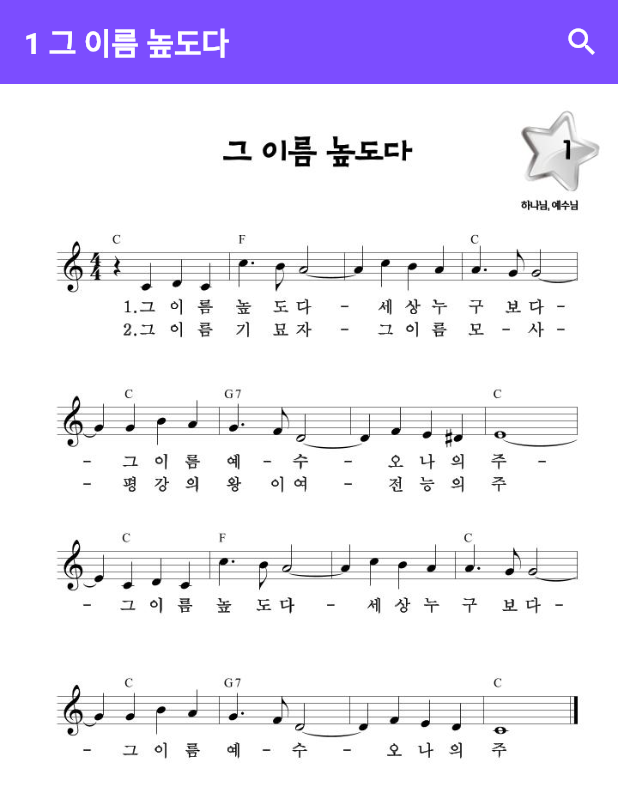
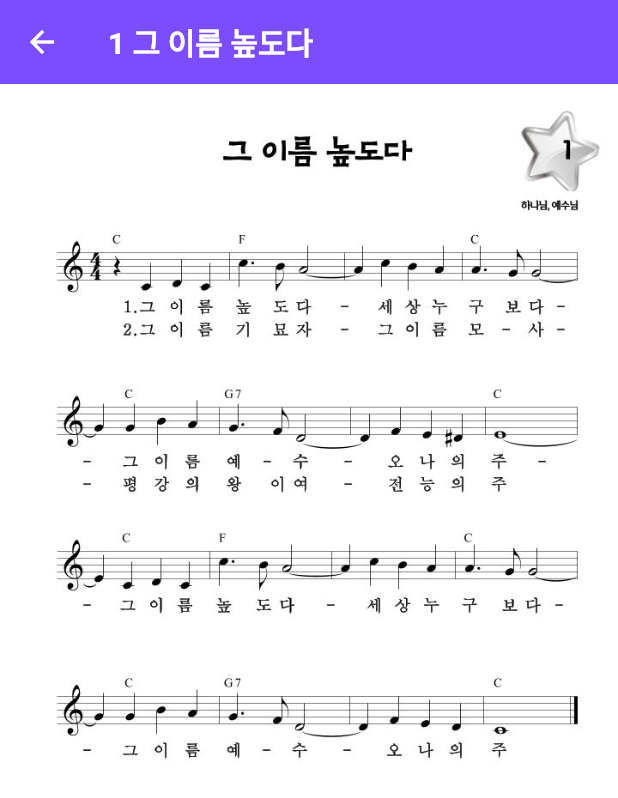
Before and after one commit to WTFace/kid-hymn, a Flutter app: the screen it shows after launch, after a tap on an icon or button, on a phone screen of 412 x 824 dp. Shown: the top 798 px of the screen. Run offline on Flutter 3.47's test engine with Material 3 defaults, Android fonts, the phone set to English and light mode, and no system bars.

Commit message:
song image navigation

```diff
--- a/lib/main.dart
+++ b/lib/main.dart
@@ -1,5 +1,5 @@
 import 'package:flutter/material.dart';
-import 'hymn_app_screen.dart';
+import 'song_list.dart';
 
 void main() {
   runApp(const MyApp());
@@ -8,7 +8,6 @@ void main() {
 class MyApp extends StatelessWidget {
   const MyApp({super.key});
 
-  // This widget is the root of your app.
   @override
   Widget build(BuildContext context) {
     return MaterialApp(
@@ -24,10 +23,9 @@ class MyApp extends StatelessWidget {
             fontWeight: FontWeight.w600,
           ),
         ),
-        // scaffoldBackgroundColor: Colors.grey, //  DEFAULT SCAFFOLD BACKGROUND
       ),
 
-      home: const HymnAppScreen(),
+      home: const SongList(),
       debugShowCheckedModeBanner: false,
     );
   }
--- /dev/null
+++ b/lib/song_image.dart
@@ -0,0 +1,27 @@
+import 'package:flutter/material.dart';
+
+class SongImage extends StatelessWidget {
+  final int pageNumber;
+  final String title;
+
+  const SongImage({super.key, required this.pageNumber, required this.title});
+
+  @override
+  Widget build(BuildContext context) {
+    final currentImagePath = 'assets/hymns/$pageNumber.jpg';
+    return Scaffold(
+      appBar: AppBar(title: Text(title)),
+      body: SingleChildScrollView(
+          child: InteractiveViewer(
+            // minScale: 0.5,
+            maxScale: 3.0,
+            child: Image.asset(
+              currentImagePath,
+              fit: BoxFit.fitWidth,
+            ),
+          )
+
+      )
+    );
+  }
+}
--- a/lib/hymn_app_screen.dart
+++ b/lib/song_list.dart
@@ -1,4 +1,5 @@
 import 'package:flutter/material.dart';
+import 'package:hymn/song_image.dart';
 
 class Song {
   final int id;
@@ -7,16 +8,14 @@ class Song {
   Song({required this.id, required this.title});
 }
 
-class HymnAppScreen extends StatefulWidget {
-  const HymnAppScreen({super.key});
+class SongList extends StatefulWidget {
+  const SongList({super.key});
 
   @override
-  State<HymnAppScreen> createState() => _HymnAppScreenState();
+  State<SongList> createState() => _HymnAppScreenState();
 }
 
-class _HymnAppScreenState extends State<HymnAppScreen> {
-  int _currentPageNumber = 1;
-
+class _HymnAppScreenState extends State<SongList> {
   final List<Song> _allSongs = [
     Song(id: 1, title: '그 이름 높도다'),
     Song(id: 2, title: '나 주님 알기 전'),
@@ -307,13 +306,11 @@ class _HymnAppScreenState extends State<HymnAppScreen> {
   ];
   List<Song> _filteredSongs = [];
   final TextEditingController _searchController = TextEditingController();
-  bool _isShowingSongList = true;
 
   @override
   void initState() {
     super.initState();
     _filteredSongs = _allSongs;
-    _currentPageNumber = _allSongs.isNotEmpty ? _allSongs.first.id : 1;
     _searchController.addListener(_filterSongs);
   }
 
@@ -333,13 +330,15 @@ class _HymnAppScreenState extends State<HymnAppScreen> {
   }
 
   void _handleSongSelection(Song song) {
-    if (mounted) {
-      setState(() {
-        _currentPageNumber = song.id;
-        _isShowingSongList = false; // Switch to image view
-      });
-    }
-    FocusScope.of(context).unfocus(); // Dismiss keyboard
+    Navigator.push(
+      context,
+      MaterialPageRoute(
+        builder: (context) => SongImage(
+          pageNumber: song.id,
+          title: '${song.id} ${song.title}',
+        ),
+      ),
+    );
   }
 
   @override
@@ -347,14 +346,6 @@ class _HymnAppScreenState extends State<HymnAppScreen> {
     _searchController.removeListener(_filterSongs);
     _searchController.dispose();
     super.dispose();
-  }
-
-  String _getCurrentSongTitle() {
-    final currentSong = _allSongs.firstWhere(
-            (song) => song.id == _currentPageNumber,
-        orElse: () => Song(title: 'Page $_currentPageNumber', id: _currentPageNumber) // Fallback
-    );
-    return '${currentSong.id} ${currentSong.title}';
   }
 
   Widget _buildSearchField() {
@@ -390,23 +381,6 @@ class _HymnAppScreenState extends State<HymnAppScreen> {
     return [];
   }
 
-  List<Widget> _buildImageViewActions() {
-    return [
-      IconButton(
-        icon: Icon(Icons.search),
-        onPressed: () {
-          if (mounted) {
-            setState(() {
-              _isShowingSongList = true;
-              // clear search when going back to list
-              // _searchController.clear();
-              // _filterSongs(); // if search is cleared
-            });
-          }
-        },
-      ),
-    ];
-  }
 
   Widget _buildSongListWidget() {
     if (_searchController.text.isNotEmpty && _filteredSongs.isEmpty) {
@@ -437,33 +411,15 @@ class _HymnAppScreenState extends State<HymnAppScreen> {
     );
   }
 
-  Widget _buildImageViewWidget() {
-    final String currentImagePath = 'assets/hymns/$_currentPageNumber.jpg';
-
-    return SingleChildScrollView(
-      child: InteractiveViewer(
-        minScale: 0.5,
-        maxScale: 3.0,
-        child: Image.asset(
-          currentImagePath,
-          fit: BoxFit.fitWidth,
-        ),
-    )
-
-    );
-  }
-
   @override
   Widget build(BuildContext context) {
     return Scaffold(
       appBar: AppBar(
-        title: _isShowingSongList ? _buildSearchField() : Text(
-          _getCurrentSongTitle(),
-        ),
-        actions: _isShowingSongList ? _buildListViewActions() : _buildImageViewActions(),
+        title: _buildSearchField(),
+        actions: _buildListViewActions(),
         backgroundColor: Colors.deepPurpleAccent,
       ),
-      body: _isShowingSongList ? _buildSongListWidget() : _buildImageViewWidget(),
+      body:  _buildSongListWidget(),
     );
   }
 }
```
